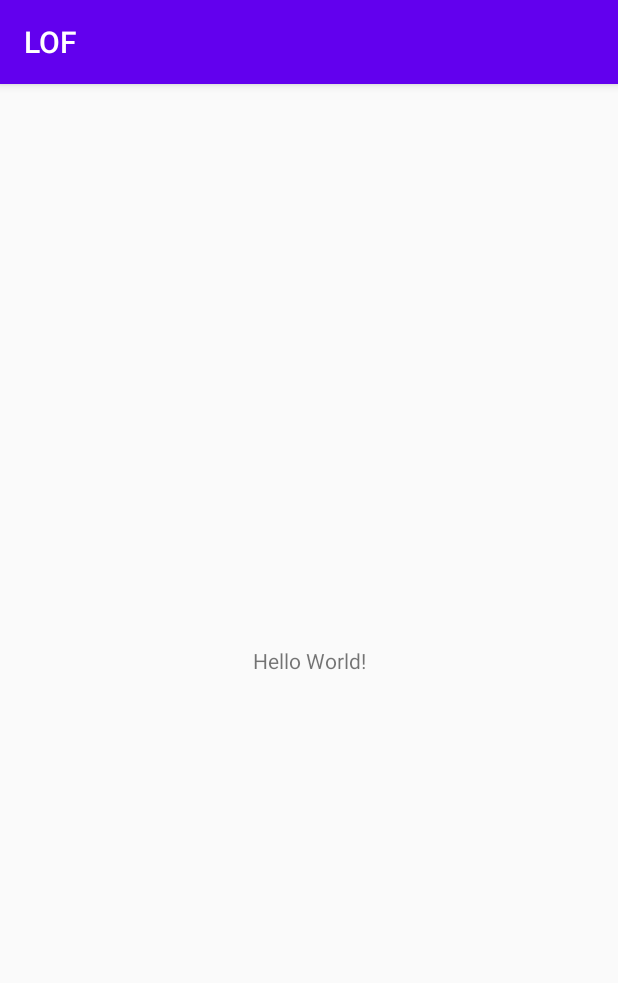
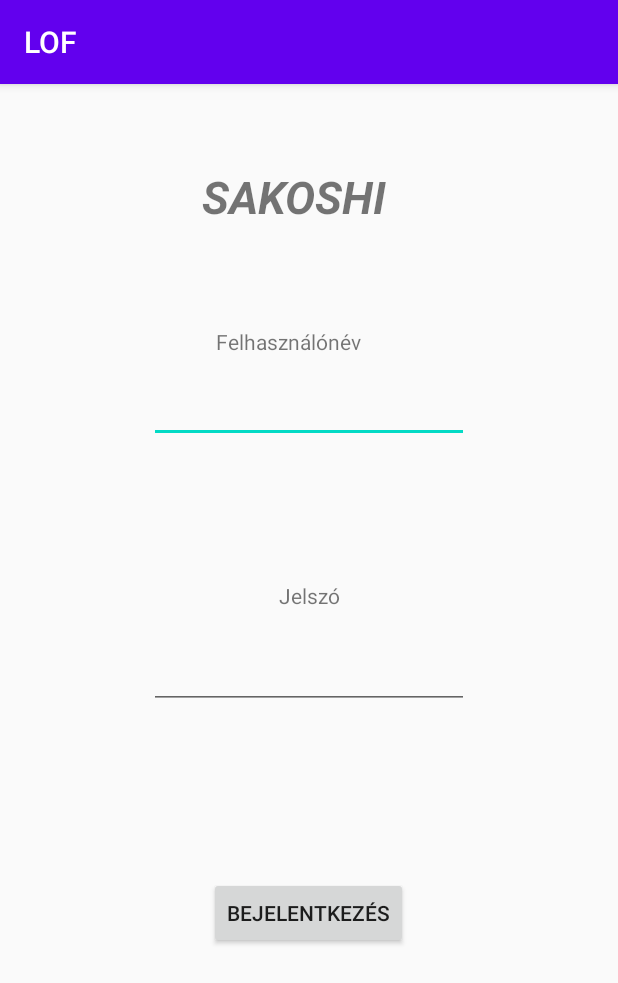
Before and after one commit to KertaR/AFP-II, an Android app: the screen it shows after launch (MainActivity), on a phone screen of 412 x 824 dp. Shown: the top 983 px of the screen. Run offline under Robolectric (Android 15) with nearby library versions, the phone set to English and light mode, and no system bars.

Commit message:
Android Login Felület
Létrehoztam egy alap felületet.

```diff
--- a/LOF/app/src/main/res/layout/activity_main.xml
+++ b/LOF/app/src/main/res/layout/activity_main.xml
@@ -9,10 +9,80 @@
     <TextView
         android:layout_width="wrap_content"
         android:layout_height="wrap_content"
-        android:text="Hello World!"
+        android:text="SAKOSHI"
+        android:textSize="30sp"
+        android:textStyle="bold|italic"
         app:layout_constraintBottom_toBottomOf="parent"
+        app:layout_constraintHorizontal_bias="0.466"
         app:layout_constraintLeft_toLeftOf="parent"
         app:layout_constraintRight_toRightOf="parent"
-        app:layout_constraintTop_toTopOf="parent" />
+        app:layout_constraintTop_toTopOf="parent"
+        app:layout_constraintVertical_bias="0.075" />
+
+    <Button
+        android:id="@+id/button"
+        android:layout_width="wrap_content"
+        android:layout_height="wrap_content"
+        android:text="Bejelentkezés"
+        app:layout_constraintBottom_toBottomOf="parent"
+        app:layout_constraintEnd_toEndOf="parent"
+        app:layout_constraintHorizontal_bias="0.498"
+        app:layout_constraintStart_toStartOf="parent"
+        app:layout_constraintTop_toTopOf="parent"
+        app:layout_constraintVertical_bias="0.734" />
+
+    <TextView
+        android:id="@+id/textView"
+        android:layout_width="wrap_content"
+        android:layout_height="wrap_content"
+        android:text="Jelszó"
+        app:layout_constraintBottom_toBottomOf="parent"
+        app:layout_constraintEnd_toEndOf="parent"
+        app:layout_constraintStart_toStartOf="parent"
+        app:layout_constraintTop_toTopOf="parent"
+        app:layout_constraintVertical_bias="0.443" />
+
+    <TextView
+        android:id="@+id/textView2"
+        android:layout_width="wrap_content"
+        android:layout_height="wrap_content"
+        android:text="Felhasználónév"
+        app:layout_constraintBottom_toBottomOf="parent"
+        app:layout_constraintEnd_toEndOf="parent"
+        app:layout_constraintHorizontal_bias="0.457"
+        app:layout_constraintStart_toStartOf="parent"
+        app:layout_constraintTop_toTopOf="parent"
+        app:layout_constraintVertical_bias="0.216" />
+
+    <EditText
+        android:id="@+id/editText"
+        android:layout_width="wrap_content"
+        android:layout_height="wrap_content"
+        android:ems="10"
+        android:inputType="textPersonName"
+        app:layout_constraintBottom_toBottomOf="parent"
+        app:layout_constraintEnd_toEndOf="parent"
+        app:layout_constraintStart_toStartOf="parent"
+        app:layout_constraintTop_toTopOf="parent"
+        app:layout_constraintVertical_bias="0.268" />
+
+    <EditText
+        android:id="@+id/editText2"
+        android:layout_width="wrap_content"
+        android:layout_height="wrap_content"
+        android:ems="10"
+        android:inputType="textPassword"
+        app:layout_constraintBottom_toBottomOf="parent"
+        app:layout_constraintEnd_toEndOf="parent"
+        app:layout_constraintStart_toStartOf="parent"
+        app:layout_constraintTop_toTopOf="parent"
+        app:layout_constraintVertical_bias="0.514" />
+
+    <androidx.constraintlayout.widget.Guideline
+        android:id="@+id/guideline"
+        android:layout_width="wrap_content"
+        android:layout_height="wrap_content"
+        android:orientation="vertical"
+        app:layout_constraintGuide_begin="20dp" />
 
 </androidx.constraintlayout.widget.ConstraintLayout>
```
